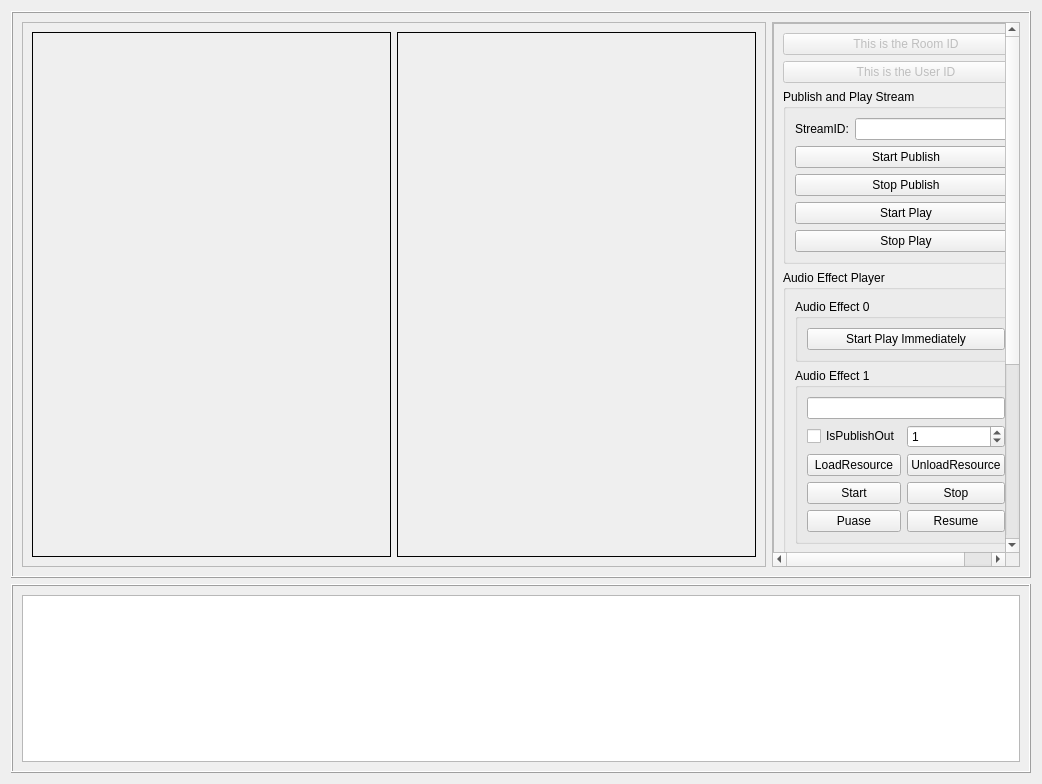
First picture: the form in video/src/AudioEffectPlayer/ZegoAudioEffectPlayerDemo.ui, repository zegoim/zego-express-example-topics-cpp, before the edit.
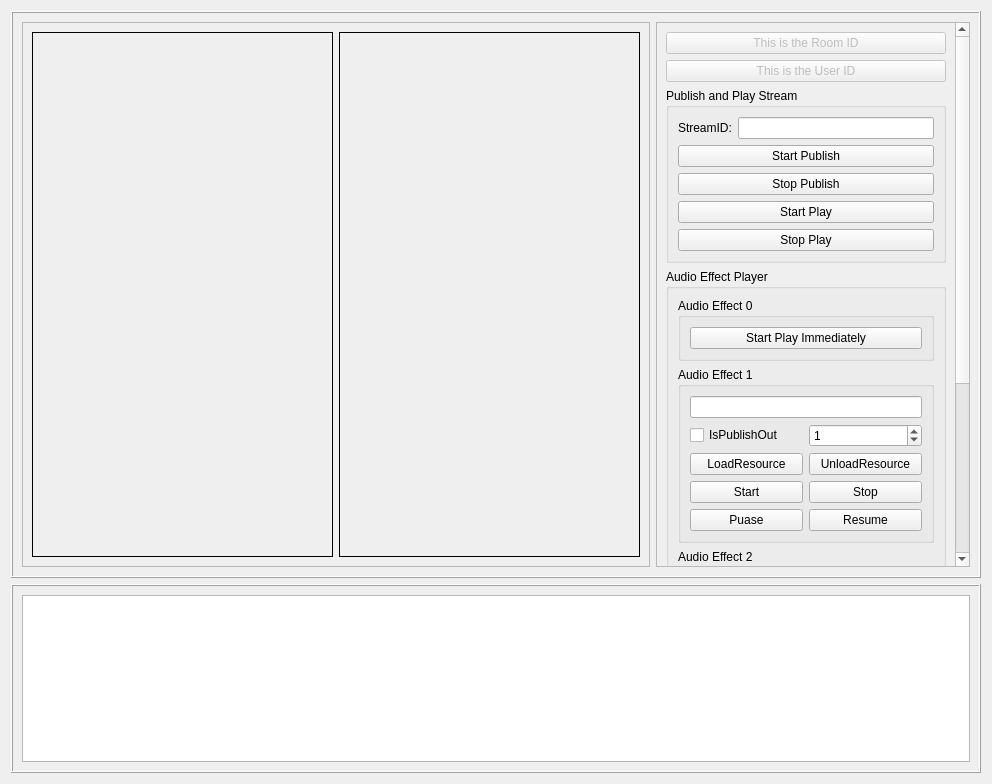
Second picture: the form after the edit.

Commit message: update to support zego-express 2.2.0

What changed in the file:
```diff
--- a/video/src/AudioEffectPlayer/ZegoAudioEffectPlayerDemo.ui
+++ b/video/src/AudioEffectPlayer/ZegoAudioEffectPlayerDemo.ui
@@ -6,7 +6,7 @@
    <rect>
     <x>0</x>
     <y>0</y>
-    <width>1042</width>
+    <width>992</width>
     <height>784</height>
    </rect>
   </property>
@@ -22,7 +22,7 @@
      <property name="frameShadow">
       <enum>QFrame::Raised</enum>
      </property>
-     <layout class="QHBoxLayout" name="horizontalLayout_4" stretch="3,1">
+     <layout class="QHBoxLayout" name="horizontalLayout" stretch="2,1">
       <item>
        <widget class="QFrame" name="frame_2">
         <property name="frameShape">
@@ -70,42 +70,12 @@
          <property name="geometry">
           <rect>
            <x>0</x>
-           <y>-38</y>
-           <width>240</width>
-           <height>596</height>
+           <y>-36</y>
+           <width>308</width>
+           <height>594</height>
           </rect>
          </property>
-         <layout class="QVBoxLayout" name="verticalLayout_3">
-          <property name="spacing">
-           <number>0</number>
-          </property>
-          <property name="leftMargin">
-           <number>0</number>
-          </property>
-          <property name="topMargin">
-           <number>0</number>
-          </property>
-          <property name="rightMargin">
-           <number>0</number>
-          </property>
-          <property name="bottomMargin">
-           <number>0</number>
-          </property>
-          <item>
-           <widget class="QFrame" name="frame_3">
-            <property name="maximumSize">
-             <size>
-              <width>500</width>
-              <height>16777215</height>
-             </size>
-            </property>
-            <property name="frameShape">
-             <enum>QFrame::StyledPanel</enum>
-            </property>
-            <property name="frameShadow">
-             <enum>QFrame::Raised</enum>
-            </property>
-            <layout class="QVBoxLayout" name="verticalLayout_6">
+         <layout class="QVBoxLayout" name="verticalLayout_4">
              <item>
               <widget class="QPushButton" name="pushButton_roomID">
                <property name="enabled">
@@ -387,9 +357,6 @@
                   <property name="text">
                    <string>ResumeAll</string>
                   </property>
-                 </widget>
-                </item>
-               </layout>
               </widget>
              </item>
              <item>
```
Lines whose indentation alone changed are shown as unchanged. The commit also changes 41 other files.
